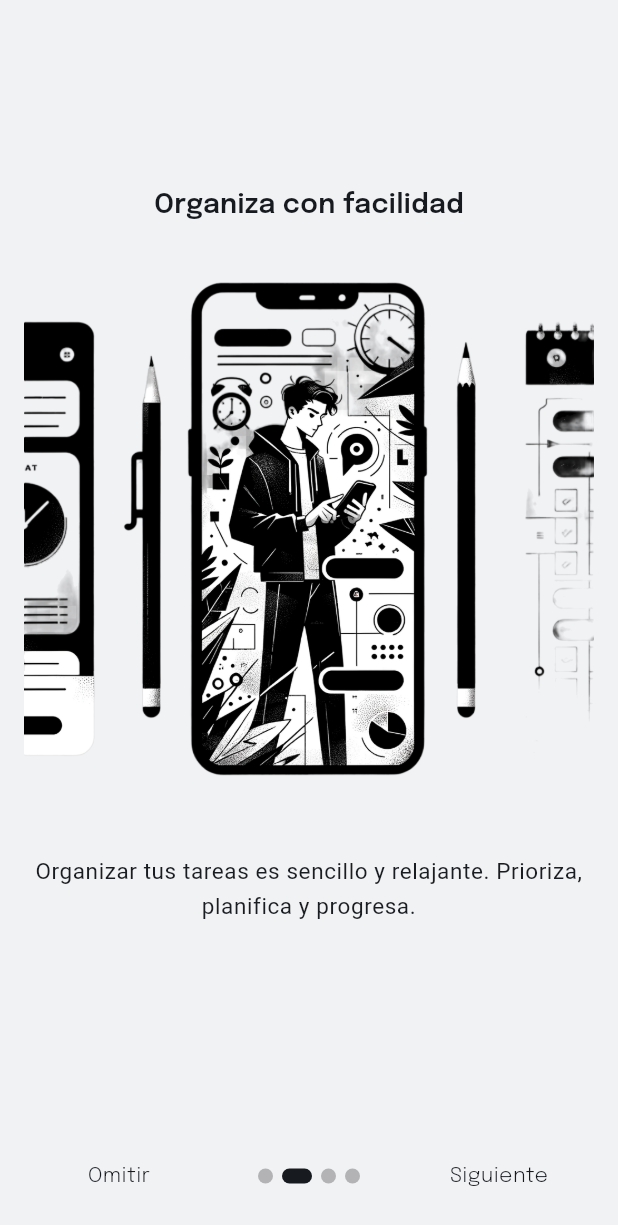
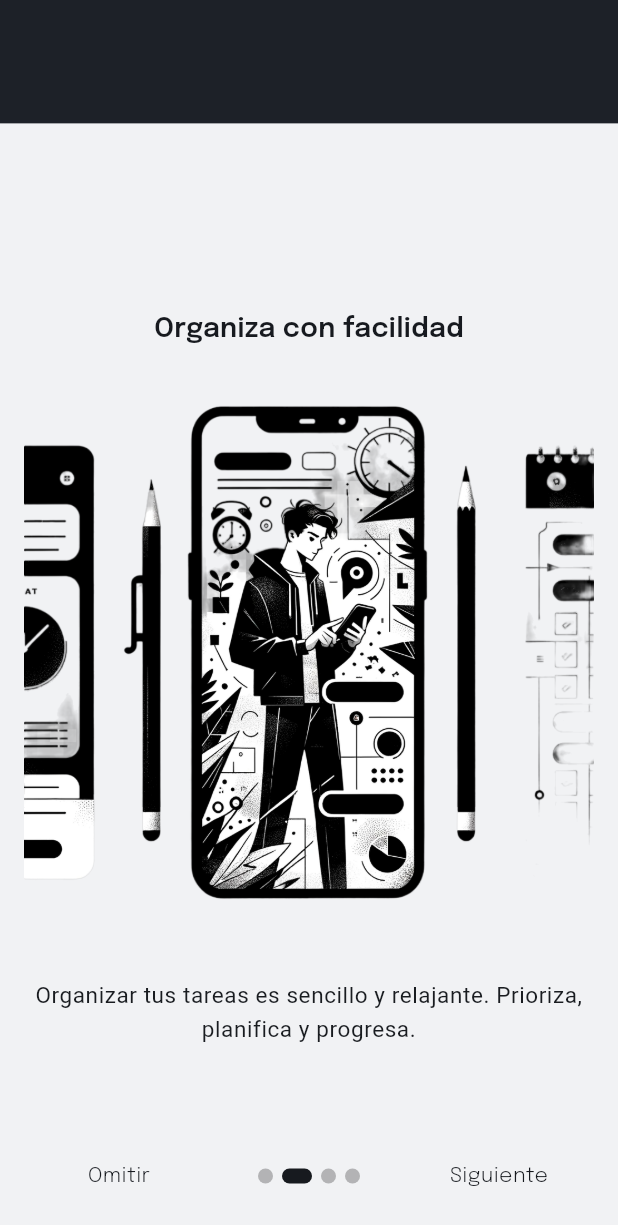
Before and after one commit to odreman/ZenTasker, a Flutter app: the screen it shows after launch, swiped to page 2, on a phone screen of 412 x 824 dp. Shown: the top 1225 px of the screen. Run offline on Flutter 3.47's test engine with Material 3 defaults, Android fonts, the phone set to English and light mode, and no system bars; drawn by our look-alikes of introduction_screen; our stand-ins replace datetime_picker_formfield, lottie, shared_preferences.

Commit message:
Ajuste en la barra superior y nombre de app

```diff
--- a/lib/app/view/onboarding/onboarding_page.dart
+++ b/lib/app/view/onboarding/onboarding_page.dart
@@ -19,7 +19,16 @@ class _OnboardingPageState extends State<OnboardingPage> {
   Widget build(BuildContext context) {
     const primaryColor = Color(0xFF171a1f);
 
-    return IntroductionScreen(
+    return LayoutBuilder(
+      builder: (context, constraints) => Scaffold(
+        body: Column(
+          children: <Widget>[
+            Container(
+              height: constraints.maxHeight * 0.10,
+              color: customPrimaryColor,
+            ),
+            Expanded(
+              child: IntroductionScreen(
                 pages: [
                   PageViewModel(
                       title: "",
@@ -28,7 +37,9 @@ class _OnboardingPageState extends State<OnboardingPage> {
                           SizedBox(height: 40),
                           TitleH1("Bienvenido a ZenTasker"),
                           SizedBox(height: 10),
-                Image(image: AssetImage('assets/images/onboarding_001.png')),
+                          Image(
+                              image: AssetImage(
+                                  'assets/images/onboarding_001.png')),
                           SizedBox(height: 30),
                           TextH2(
                               "Descubre la tranquilidad en la gestión de tareas. ZenTasker te ofrece una experiencia serena y organizada para manejar tu día a día.",
@@ -42,7 +53,9 @@ class _OnboardingPageState extends State<OnboardingPage> {
                           SizedBox(height: 40),
                           TitleH1("Organiza con facilidad"),
                           SizedBox(height: 10),
-                Image(image: AssetImage('assets/images/onboarding_003.png')),
+                          Image(
+                              image: AssetImage(
+                                  'assets/images/onboarding_003.png')),
                           SizedBox(height: 30),
                           TextH2(
                               "Organizar tus tareas es sencillo y relajante. Prioriza, planifica y progresa.",
@@ -56,7 +69,9 @@ class _OnboardingPageState extends State<OnboardingPage> {
                           SizedBox(height: 40),
                           TitleH1("Productividad serena"),
                           SizedBox(height: 10),
-                Image(image: AssetImage('assets/images/onboarding_004.png')),
+                          Image(
+                              image: AssetImage(
+                                  'assets/images/onboarding_004.png')),
                           SizedBox(height: 30),
                           TextH2(
                               "Alcanza tus objetivos manteniendo la calma. ZenTasker te ayuda a centrarte en lo que importante para tí.",
@@ -70,7 +85,9 @@ class _OnboardingPageState extends State<OnboardingPage> {
                           SizedBox(height: 40),
                           TitleH1("Gestión efectiva del tiempo"),
                           SizedBox(height: 10),
-                Image(image: AssetImage('assets/images/onboarding_002.png')),
+                          Image(
+                              image: AssetImage(
+                                  'assets/images/onboarding_002.png')),
                           SizedBox(height: 30),
                           TextH2(
                               "Gestiona tu tiempo eficientemente. Encuentra el equilibrio perfecto entre trabajo, descanso y ocio a través de la gestión de tareas.",
@@ -81,14 +98,16 @@ class _OnboardingPageState extends State<OnboardingPage> {
                 onDone: () {
                   Navigator.pushReplacement(
                     context,
-          MaterialPageRoute(builder: (context) => const TaskListPage()),
+                    MaterialPageRoute(
+                        builder: (context) => const TaskListPage()),
                   );
                 },
                 showSkipButton: true,
                 skip: const TextH3("Omitir"),
                 next: const TextH3("Siguiente"),
                 nextStyle: ButtonStyle(
-        foregroundColor: MaterialStateProperty.all(customPrimaryColor),
+                  foregroundColor:
+                      MaterialStateProperty.all(customPrimaryColor),
                 ),
                 done: const TextH3("¡Vamos!"),
                 dotsDecorator: DotsDecorator(
@@ -101,6 +120,11 @@ class _OnboardingPageState extends State<OnboardingPage> {
                     borderRadius: BorderRadius.circular(25.0),
                   ),
                 ),
+              ),
+            ),
+          ],
+        ),
+      ),
     );
   }
 }
```
Also changed, not shown: 1 other file. Lines whose indentation alone changed are shown as unchanged.
